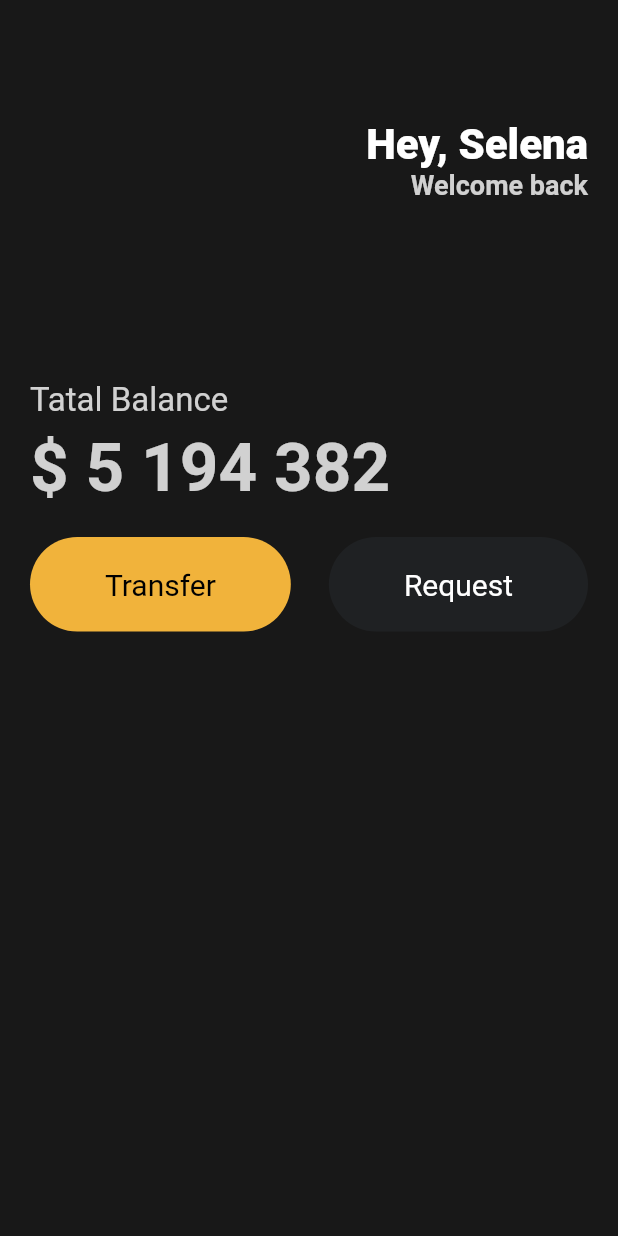
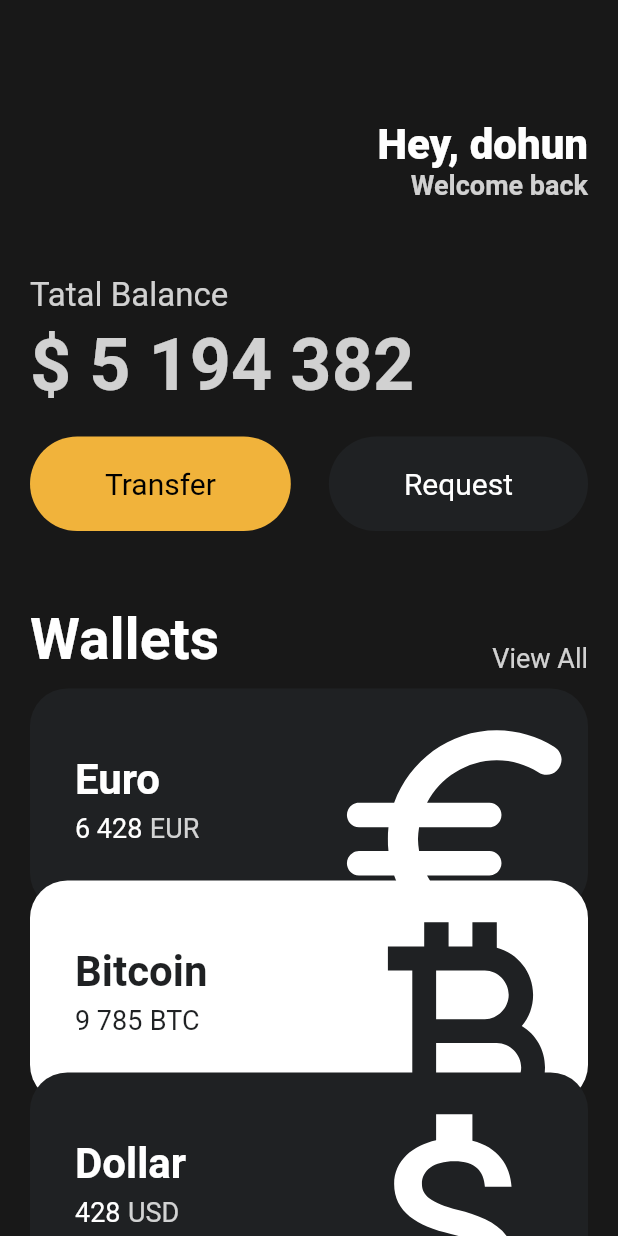
Before and after one commit to seoulsDohun/toonflix, a Flutter app: the screen it shows after launch, on a phone screen of 412 x 824 dp. Run offline on Flutter 3.47's test engine with Material 2 defaults, Android fonts, the phone set to English and light mode, and no system bars.

Commit message:
코드 챌린지

```diff
--- a/toonflix/lib/main.dart
+++ b/toonflix/lib/main.dart
@@ -1,5 +1,6 @@
 import 'package:flutter/material.dart';
 import 'package:toonflix/widgets/button.dart';
+import 'package:toonflix/widgets/currency_card.dart';
 
 void main() {
   runApp(const App()); // 위젯을 파라미터로 필요로함.
@@ -13,7 +14,8 @@ class App extends StatelessWidget {
     return MaterialApp(
       home: Scaffold(
         backgroundColor: const Color(0xFF181818),
-        body: Padding(
+        body: SingleChildScrollView(
+          child: Padding(
             padding: const EdgeInsets.symmetric(horizontal: 20),
             child: Column(
               crossAxisAlignment: CrossAxisAlignment.start,
@@ -28,7 +30,7 @@ class App extends StatelessWidget {
                       crossAxisAlignment: CrossAxisAlignment.end,
                       children: [
                         const Text(
-                        'Hey, Selena',
+                          'Hey, dohun',
                           style: TextStyle(
                             color: Colors.white,
                             fontSize: 28,
@@ -48,7 +50,7 @@ class App extends StatelessWidget {
                   ],
                 ),
                 const SizedBox(
-                height: 120,
+                  height: 50,
                 ),
                 Text(
                   'Tatal Balance',
@@ -64,7 +66,7 @@ class App extends StatelessWidget {
                   '\$ 5 194 382',
                   style: TextStyle(
                     color: Colors.white.withOpacity(0.8),
-                  fontSize: 45,
+                    fontSize: 48,
                     fontWeight: FontWeight.w600,
                   ),
                 ),
@@ -86,7 +88,57 @@ class App extends StatelessWidget {
                     ),
                   ],
                 ),
+                const SizedBox(
+                  height: 50,
+                ),
+                Row(
+                  mainAxisAlignment: MainAxisAlignment.spaceBetween,
+                  crossAxisAlignment: CrossAxisAlignment.end,
+                  children: [
+                    const Text(
+                      'Wallets',
+                      style: TextStyle(
+                        color: Colors.white,
+                        fontSize: 38,
+                        fontWeight: FontWeight.w600,
+                      ),
+                    ),
+                    Text(
+                      'View All',
+                      style: TextStyle(
+                        color: Colors.white.withOpacity(0.8),
+                        fontSize: 18,
+                      ),
+                    ),
                   ],
+                ),
+                const SizedBox(
+                  height: 10,
+                ),
+                CurrencyCards(
+                  cards: [
+                    CurrencyCard(
+                      name: 'Euro',
+                      amount: '6 428',
+                      code: 'EUR',
+                      icon: Icons.euro_rounded,
+                    ),
+                    CurrencyCard(
+                      name: 'Bitcoin',
+                      amount: '9 785',
+                      code: 'BTC',
+                      icon: Icons.currency_bitcoin,
+                    ),
+                    CurrencyCard(
+                      name: 'Dollar',
+                      amount: '428',
+                      code: 'USD',
+                      icon: Icons.attach_money,
+                    ),
+                  ],
+                ),
+              ],
+            ),
           ),
         ),
       ),
--- /dev/null
+++ b/toonflix/lib/widgets/currency_card.dart
@@ -0,0 +1,115 @@
+import 'package:flutter/material.dart';
+
+class CurrencyCard extends StatelessWidget {
+  final String name, code, amount;
+  final IconData icon;
+  final Color blackColor = const Color(0xFF1F2123);
+  bool isInverted;
+  double offset;
+
+  CurrencyCard({
+    super.key,
+    required this.name,
+    required this.code,
+    required this.amount,
+    required this.icon,
+    this.isInverted = false,
+    this.offset = 0,
+  });
+
+  @override
+  Widget build(BuildContext context) {
+    return Transform.translate(
+      offset: Offset(0, offset),
+      child: Container(
+        clipBehavior: Clip.hardEdge,
+        decoration: BoxDecoration(
+          color: isInverted ? Colors.white : blackColor,
+          borderRadius: BorderRadius.circular(25),
+        ),
+        child: Padding(
+          padding: const EdgeInsets.all(30),
+          child: Row(
+            mainAxisAlignment: MainAxisAlignment.spaceBetween,
+            children: [
+              Column(
+                crossAxisAlignment: CrossAxisAlignment.start,
+                children: [
+                  Text(
+                    name,
+                    style: TextStyle(
+                      color: isInverted ? blackColor : Colors.white,
+                      fontSize: 28,
+                      fontWeight: FontWeight.w600,
+                    ),
+                  ),
+                  const SizedBox(
+                    height: 5,
+                  ),
+                  Row(
+                    children: [
+                      Text(
+                        amount,
+                        style: TextStyle(
+                          color: isInverted ? blackColor : Colors.white,
+                          fontSize: 18,
+                        ),
+                      ),
+                      const SizedBox(
+                        width: 5,
+                      ),
+                      Text(
+                        code,
+                        style: TextStyle(
+                          color: isInverted
+                              ? blackColor
+                              : Colors.white.withOpacity(0.8),
+                          fontSize: 18,
+                        ),
+                      ),
+                    ],
+                  ),
+                ],
+              ),
+              Transform.scale(
+                scale: 2.2,
+                child: Transform.translate(
+                  offset: const Offset(-5, 12),
+                  child: Icon(
+                    icon,
+                    color: isInverted ? blackColor : Colors.white,
+                    size: 88,
+                  ),
+                ),
+              ),
+            ],
+          ),
+        ),
+      ),
+    );
+  }
+}
+
+class CurrencyCards extends StatelessWidget {
+  final List<CurrencyCard> cards;
+
+  const CurrencyCards({
+    super.key,
+    required this.cards,
+  });
+
+  @override
+  Widget build(BuildContext context) {
+    return Column(
+      children: () {
+        int i = 0;
+        return cards.map((card) {
+          card.offset = (i * -20);
+          card.isInverted = (i % 2 == 1);
+          i++;
+          return card;
+        }).toList();
+      }(),
+    );
+  }
+}
```
Lines whose indentation alone changed are shown as unchanged.
